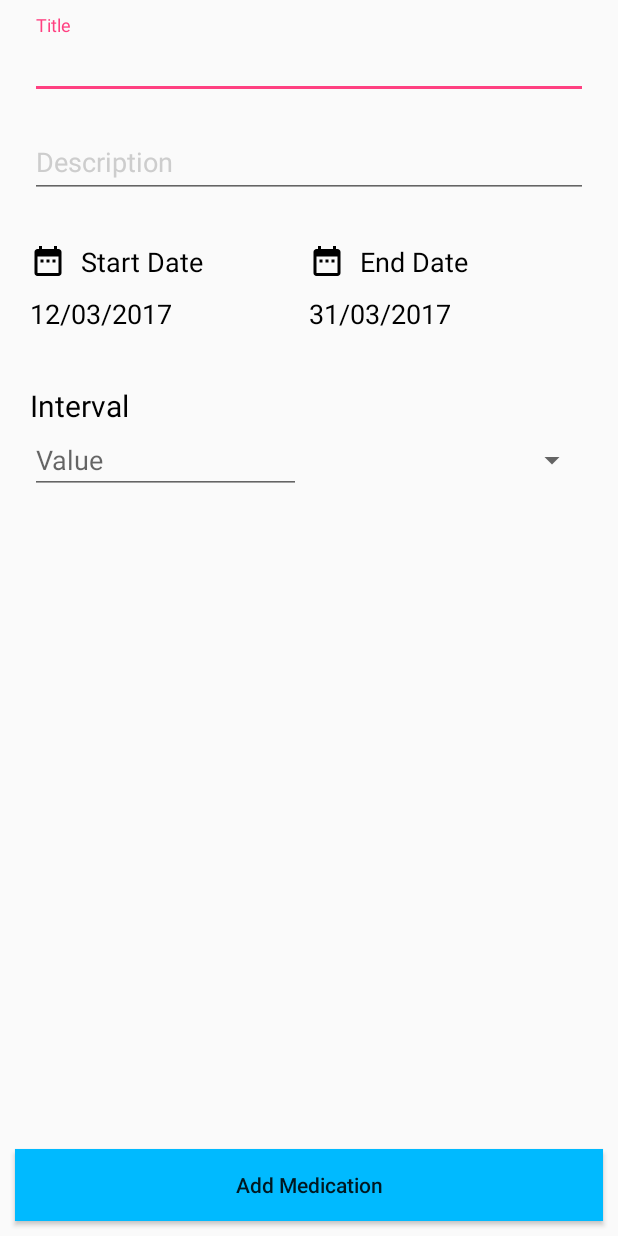
After one commit to aumarbello/Med-Manager, an Android app: the layout add_medication.xml on its own in the app's theme, with its tools: preview values and no code run, on a phone screen of 412 x 824 dp. The commit adds this screen. Run offline under Robolectric (Android 15) with nearby library versions, the phone set to English and light mode, and no system bars.

Commit message:
Add Medication Activity done

```diff
--- /dev/null
+++ b/app/src/main/res/drawable/ic_date_range_black_24dp.xml
@@ -0,0 +1,9 @@
+<vector xmlns:android="http://schemas.android.com/apk/res/android"
+        android:width="24dp"
+        android:height="24dp"
+        android:viewportWidth="24.0"
+        android:viewportHeight="24.0">
+    <path
+        android:fillColor="#FF000000"
+        android:pathData="M9,11L7,11v2h2v-2zM13,11h-2v2h2v-2zM17,11h-2v2h2v-2zM19,4h-1L18,2h-2v2L8,4L8,2L6,2v2L5,4c-1.11,0 -1.99,0.9 -1.99,2L3,20c0,1.1 0.89,2 2,2h14c1.1,0 2,-0.9 2,-2L21,6c0,-1.1 -0.9,-2 -2,-2zM19,20L5,20L5,9h14v11z"/>
+</vector>
--- /dev/null
+++ b/app/src/main/res/layout/add_medication.xml
@@ -0,0 +1,168 @@
+<?xml version="1.0" encoding="utf-8"?>
+<android.support.constraint.ConstraintLayout
+    xmlns:android="http://schemas.android.com/apk/res/android"
+    xmlns:tools="http://schemas.android.com/tools"
+    xmlns:app="http://schemas.android.com/apk/res-auto"
+    android:layout_width="match_parent"
+    android:layout_height="match_parent">
+
+    <LinearLayout
+        android:layout_width="match_parent"
+        android:layout_height="wrap_content"
+        android:orientation="vertical">
+
+        <android.support.design.widget.TextInputLayout
+            android:layout_width="match_parent"
+            android:layout_height="wrap_content"
+            android:layout_marginTop="@dimen/side_margin_small"
+            android:layout_marginLeft="@dimen/side_margin_normal"
+            android:layout_marginRight="@dimen/side_margin_normal"
+            android:textColorHint="@color/gray">
+
+            <android.support.design.widget.TextInputEditText
+                android:id="@+id/title"
+                android:layout_width="match_parent"
+                android:layout_height="wrap_content"
+                android:hint="@string/title"
+                android:inputType="text"
+                android:textColor="@color/white"
+                android:textSize="18sp"
+                android:maxLines="1"
+                />
+        </android.support.design.widget.TextInputLayout>
+
+        <android.support.design.widget.TextInputLayout
+            android:layout_width="match_parent"
+            android:layout_height="wrap_content"
+            android:layout_marginTop="@dimen/side_margin_small"
+            android:layout_marginLeft="@dimen/side_margin_normal"
+            android:layout_marginRight="@dimen/side_margin_normal"
+            android:textColorHint="@color/gray">
+
+            <android.support.design.widget.TextInputEditText
+                android:id="@+id/desc"
+                android:layout_width="match_parent"
+                android:layout_height="wrap_content"
+                android:hint="@string/desc"
+                android:inputType="text"
+                android:textColor="@color/white"
+                android:textSize="18sp"
+                />
+        </android.support.design.widget.TextInputLayout>
+
+        <LinearLayout
+            android:layout_width="match_parent"
+            android:layout_height="wrap_content"
+            android:orientation="horizontal"
+            android:layout_marginTop="@dimen/side_margin_normal"
+            android:layout_marginLeft="@dimen/side_margin_normal"
+            android:layout_marginRight="@dimen/side_margin_normal"
+            android:weightSum="2"
+            >
+
+            <TextView
+                android:layout_width="0dp"
+                android:layout_height="wrap_content"
+                android:layout_weight="1"
+                android:id="@+id/start_date_label"
+                android:textSize="18sp"
+                android:textColor="@color/black"
+                android:text="@string/start_date"
+                android:layout_marginTop="@dimen/side_margin_small"
+                android:drawableStart="@drawable/ic_date_range_black_24dp"
+                android:drawablePadding="@dimen/side_margin_small"
+                />
+
+            <TextView
+                android:layout_width="0dp"
+                android:layout_height="wrap_content"
+                android:layout_weight="1"
+                android:id="@+id/end_date_label"
+                android:textSize="18sp"
+                android:textColor="@color/black"
+                android:text="@string/end_date"
+                android:layout_marginTop="@dimen/side_margin_small"
+                android:drawableStart="@drawable/ic_date_range_black_24dp"
+                android:drawablePadding="@dimen/side_margin_small"
+                />
+        </LinearLayout>
+
+        <LinearLayout
+            android:layout_width="match_parent"
+            android:layout_height="wrap_content"
+            android:orientation="horizontal"
+            android:layout_marginLeft="@dimen/side_margin_normal"
+            android:layout_marginRight="@dimen/side_margin_normal"
+            android:weightSum="2"
+            >
+
+            <TextView
+                android:layout_width="0dp"
+                android:layout_height="wrap_content"
+                android:layout_weight="1"
+                android:id="@+id/start_date"
+                android:textSize="18sp"
+                android:textColor="@color/black"
+                android:layout_marginTop="@dimen/side_margin_small"
+                tools:text="12/03/2017"
+                />
+
+            <TextView
+                android:layout_width="0dp"
+                android:layout_height="wrap_content"
+                android:layout_weight="1"
+                android:id="@+id/end_date"
+                android:textSize="18sp"
+                android:textColor="@color/black"
+                android:layout_marginTop="@dimen/side_margin_small"
+                tools:text="31/03/2017"
+                />
+        </LinearLayout>
+
+        <TextView
+            android:layout_width="match_parent"
+            android:layout_height="wrap_content"
+            android:textSize="20sp"
+            android:textColor="@color/black"
+            android:text="@string/interval"
+            android:layout_marginStart="@dimen/side_margin_normal"
+            android:layout_marginTop="@dimen/side_margin_large"
+            />
+
+        <LinearLayout
+            android:layout_width="match_parent"
+            android:layout_height="wrap_content"
+            android:orientation="horizontal"
+            android:layout_marginStart="@dimen/side_margin_normal"
+            android:layout_marginEnd="@dimen/side_margin_normal"
+            android:weightSum="2">
+
+            <EditText
+                android:layout_width="0dp"
+                android:layout_height="wrap_content"
+                android:layout_weight="1"
+                android:hint="@string/value"
+                />
+
+            <Spinner
+                android:layout_width="0dp"
+                android:layout_height="match_parent"
+                android:layout_weight="1"
+                android:layout_marginStart="@dimen/side_margin_small"
+                />
+        </LinearLayout>
+    </LinearLayout>
+
+    <Button
+        android:layout_width="match_parent"
+        android:layout_height="wrap_content"
+        android:id="@+id/add_medication"
+        android:text="@string/add_medication"
+        android:textAllCaps="false"
+        android:layout_marginStart="@dimen/side_margin_small"
+        android:layout_marginEnd="@dimen/side_margin_small"
+        android:layout_marginBottom="@dimen/side_margin_small"
+        android:background="@color/colorPrimary"
+        app:layout_constraintBottom_toBottomOf="parent"
+        />
+</android.support.constraint.ConstraintLayout>
--- a/app/src/main/res/values/strings.xml
+++ b/app/src/main/res/values/strings.xml
@@ -19,4 +19,8 @@
     <string name="next_medication">Next Medication</string>
     <string name="save_changes">Save Changes</string>
     <string name="last_name">Last Name</string>
+    <string name="title">Title</string>
+    <string name="desc">Description</string>
+    <string name="value">Value</string>
+    <string name="add_medication">Add Medication</string>
 </resources>
```
